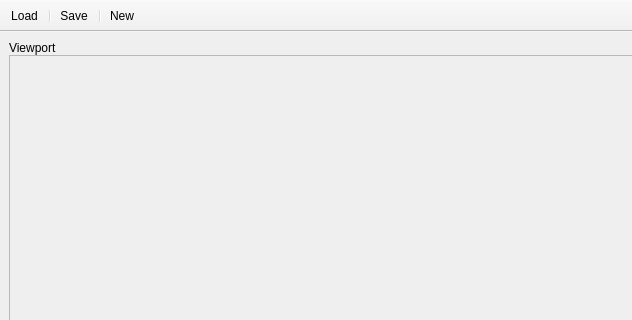
RamAddict/Interactive-Graphical-System, file data/main.ui: the form before one commit; both pictures show x 0 to 632 and y 0 to 320 of the 1280 by 720 pixel window.
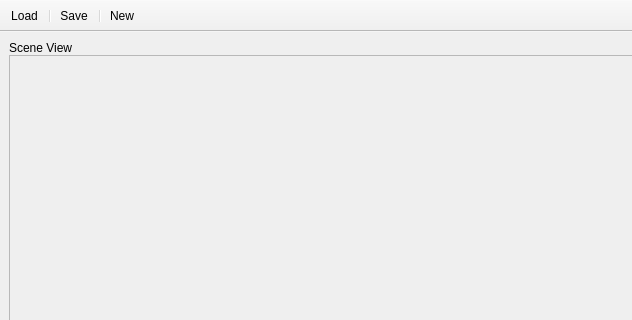
The form after the commit. Icons and pictures are not drawn.

Commit message:
Review line clipping
Use normalized view coordinates to easily identify clipping bounds.

What changed in the file:
```diff
--- a/data/main.ui
+++ b/data/main.ui
@@ -239,7 +239,7 @@
       <item row="0" column="0">
        <widget class="QLabel" name="viewportLabel">
         <property name="text">
-         <string notr="true">Viewport</string>
+         <string notr="true">Scene View</string>
         </property>
        </widget>
       </item>
```
The commit also changes 2 other files.
